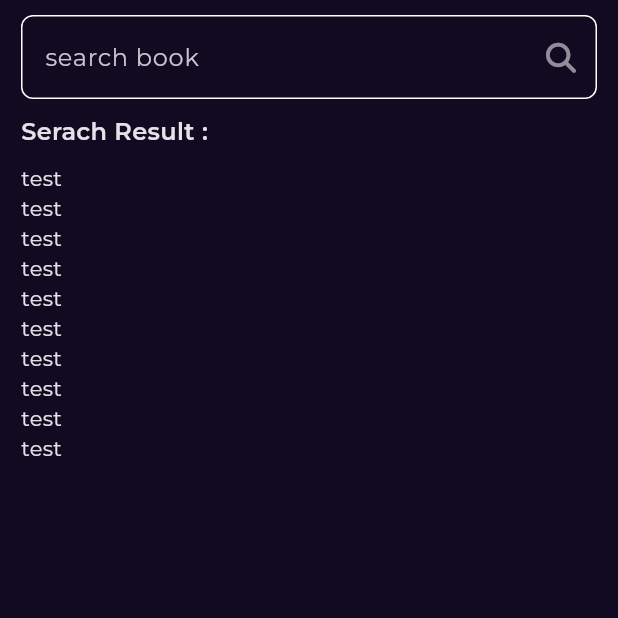
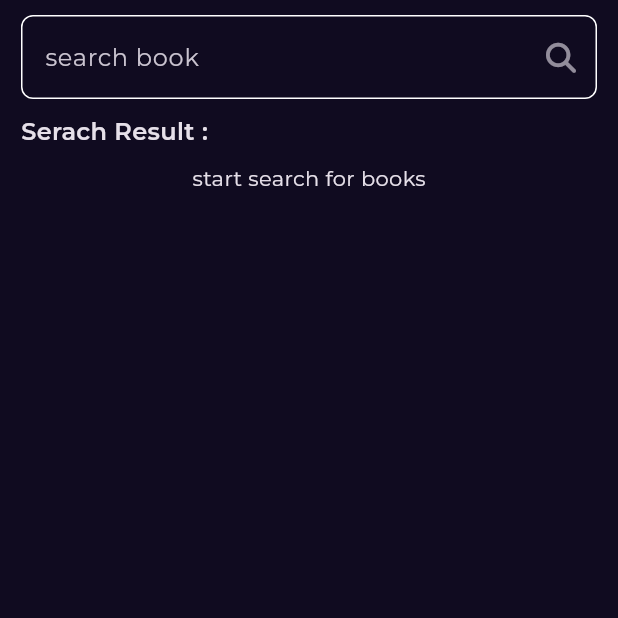
Before and after one commit to AliAttia635/Bookly, a Flutter app: the SearchView screen opened by its route, on a phone screen of 412 x 824 dp, the top half of it. Run offline on Flutter 3.47's test engine with Material 3 defaults, Android fonts, the phone set to English and light mode, and no system bars; our stand-ins replace bloc, cached_network_image, dartz, dio, equatable, flutter_bloc and 4 more; network calls fail.

Commit message:
ceate SearchBooks cubit and Search Books methods done

```diff
--- a/lib/core/constants/routes/app_router.dart
+++ b/lib/core/constants/routes/app_router.dart
@@ -1,6 +1,8 @@
 import 'package:bookly_app/core/constants/routes/routes.dart';
 import 'package:bookly_app/core/utils/service_locator.dart';
 import 'package:bookly_app/features/book_details/presentation/views/book_details_view.dart';
+import 'package:bookly_app/features/books_search/data/repos/search_repo_implementation.dart';
+import 'package:bookly_app/features/books_search/presentation/manager/serach_books_cubit/search_books_cubit.dart';
 import 'package:bookly_app/features/books_search/presentation/views/search_view.dart';
 import 'package:bookly_app/features/home/data/models/book_model/book_model.dart';
 import 'package:bookly_app/features/home/data/repos/home_repo.dart';
@@ -43,7 +45,11 @@ abstract class AppRouter {
       GoRoute(
         path: Routes.kSearchView,
         builder: (context, state) {
-          return const SearchView();
+          return BlocProvider(
+            create: (context) =>
+                SearchBooksCubit(getit.get<SearchRepoImplementation>()),
+            child: SearchView(),
+          );
         },
       ),
     ],
--- a/lib/core/utils/service_locator.dart
+++ b/lib/core/utils/service_locator.dart
@@ -1,4 +1,5 @@
 import 'package:bookly_app/core/utils/api_service.dart';
+import 'package:bookly_app/features/books_search/data/repos/search_repo_implementation.dart';
 import 'package:bookly_app/features/home/data/repos/home_repo_implementaion.dart';
 import 'package:dio/dio.dart';
 import 'package:get_it/get_it.dart';
@@ -7,6 +8,10 @@ final getit = GetIt.instance;
 
 void setupServiceLocator() {
   getit.registerSingleton<ApiService>(ApiService(Dio()));
+
   getit.registerSingleton<HomeRepoImplementaion>(
       HomeRepoImplementaion(getit.get<ApiService>()));
+
+  getit.registerSingleton<SearchRepoImplementation>(
+      SearchRepoImplementation(getit.get<ApiService>()));
 }
--- /dev/null
+++ b/lib/features/books_search/data/repos/serach_repo.dart
@@ -0,0 +1,8 @@
+import 'package:bookly_app/core/errors/failures.dart';
+import 'package:bookly_app/features/home/data/models/book_model/book_model.dart';
+import 'package:dartz/dartz.dart';
+
+abstract class SerachRepo {
+  Future<Either<Failure, List<BookModel>>> fetchSerachedBooks(
+      {required String bookName});
+}
--- /dev/null
+++ b/lib/features/books_search/presentation/manager/serach_books_cubit/search_books_cubit.dart
@@ -0,0 +1,26 @@
+import 'package:bloc/bloc.dart';
+import 'package:bookly_app/core/errors/failures.dart';
+import 'package:bookly_app/features/books_search/data/repos/serach_repo.dart';
+import 'package:bookly_app/features/home/data/models/book_model/book_model.dart';
+import 'package:dartz/dartz.dart';
+import 'package:equatable/equatable.dart';
+
+part 'search_books_state.dart';
+
+class SearchBooksCubit extends Cubit<SearchBooksState> {
+  SearchBooksCubit(this.serachRepo) : super(SearchBooksInitial());
+  final SerachRepo serachRepo;
+
+  Future<void> serachBooks({required String bookName}) async {
+    emit(SearchBooksLoading());
+
+    Either<Failure, List<BookModel>> result =
+        await serachRepo.fetchSerachedBooks(bookName: bookName);
+
+    return result.fold((failure) {
+      emit(SearchBooksFailure(errMessage: failure.errMessage));
+    }, (booksList) {
+      emit(SearchBooksSuccess(booksList: booksList));
+    });
+  }
+}
--- /dev/null
+++ b/lib/features/books_search/presentation/manager/serach_books_cubit/search_books_state.dart
@@ -0,0 +1,24 @@
+part of 'search_books_cubit.dart';
+
+abstract class SearchBooksState extends Equatable {
+  const SearchBooksState();
+
+  @override
+  List<Object> get props => [];
+}
+
+class SearchBooksInitial extends SearchBooksState {}
+
+class SearchBooksLoading extends SearchBooksState {}
+
+class SearchBooksSuccess extends SearchBooksState {
+  final List<BookModel> booksList;
+
+  const SearchBooksSuccess({required this.booksList});
+}
+
+class SearchBooksFailure extends SearchBooksState {
+  final String errMessage;
+
+  const SearchBooksFailure({required this.errMessage});
+}
--- a/lib/features/books_search/presentation/views/search_view.dart
+++ b/lib/features/books_search/presentation/views/search_view.dart
@@ -6,7 +6,7 @@ class SearchView extends StatelessWidget {
 
   @override
   Widget build(BuildContext context) {
-    return Scaffold(
+    return const Scaffold(
       body: SafeArea(child: SearchViewBody()),
     );
   }
--- a/lib/features/books_search/presentation/views/widgets/custom_text_field.dart
+++ b/lib/features/books_search/presentation/views/widgets/custom_text_field.dart
@@ -1,10 +1,13 @@
+import 'package:bookly_app/features/books_search/presentation/manager/serach_books_cubit/search_books_cubit.dart';
 import 'package:flutter/material.dart';
+import 'package:flutter_bloc/flutter_bloc.dart';
 import 'package:font_awesome_flutter/font_awesome_flutter.dart';
 
 class CustomTextField extends StatelessWidget {
-  const CustomTextField({
+  CustomTextField({
     super.key,
   });
+  var bookName;
 
   @override
   Widget build(BuildContext context) {
@@ -24,6 +27,9 @@ class CustomTextField extends StatelessWidget {
         focusedBorder: buildOutlineInuptBorder(),
         enabledBorder: buildOutlineInuptBorder(),
       ),
+      onChanged: (data) {
+        BlocProvider.of<SearchBooksCubit>(context).serachBooks(bookName: data);
+      },
     );
   }
 
--- /dev/null
+++ b/lib/features/books_search/presentation/views/widgets/list_view_search_result.dart
@@ -0,0 +1,41 @@
+import 'package:bookly_app/features/books_search/presentation/manager/serach_books_cubit/search_books_cubit.dart';
+import 'package:bookly_app/features/home/presentation/views/widgets/featured_item.dart';
+import 'package:bookly_app/features/home/presentation/views/widgets/neweset_books_item.dart';
+import 'package:flutter/material.dart';
+import 'package:flutter_bloc/flutter_bloc.dart';
+
+class ListViewSearchResult extends StatelessWidget {
+  const ListViewSearchResult({super.key});
+
+  @override
+  Widget build(BuildContext context) {
+    return BlocBuilder<SearchBooksCubit, SearchBooksState>(
+      builder: (context, state) {
+        if (state is SearchBooksFailure) {
+          return Center(
+            child: Text(state.errMessage),
+          );
+        } else if (state is SearchBooksLoading) {
+          return const Center(
+            child: CircularProgressIndicator(),
+          );
+        } else if (state is SearchBooksSuccess) {
+          return Expanded(
+            child: ListView.builder(
+              padding: EdgeInsets.zero,
+              itemCount: state.booksList.length,
+              itemBuilder: (context, index) {
+                // return NewestBooksItem();
+                return NewestBooksItem(bookModel: state.booksList[index]);
+              },
+            ),
+          );
+        } else {
+          return const Center(
+            child: Text("start search for books"),
+          );
+        }
+      },
+    );
+  }
+}
--- a/lib/features/books_search/presentation/views/widgets/search_view_body.dart
+++ b/lib/features/books_search/presentation/views/widgets/search_view_body.dart
@@ -1,5 +1,6 @@
 import 'package:bookly_app/core/themes/styles.dart';
 import 'package:bookly_app/features/books_search/presentation/views/widgets/custom_text_field.dart';
+import 'package:bookly_app/features/books_search/presentation/views/widgets/list_view_search_result.dart';
 import 'package:bookly_app/features/home/presentation/views/widgets/neweset_books_item.dart';
 
 import 'package:flutter/material.dart';
@@ -34,21 +35,3 @@ class SearchViewBody extends StatelessWidget {
     );
   }
 }
-
-class ListViewSearchResult extends StatelessWidget {
-  const ListViewSearchResult({super.key});
-
-  @override
-  Widget build(BuildContext context) {
-    return Expanded(
-      child: ListView.builder(
-        padding: EdgeInsets.zero,
-        itemCount: 10,
-        itemBuilder: (context, index) {
-          // return NewestBooksItem();
-          return Text("test");
-        },
-      ),
-    );
-  }
-}
--- a/lib/features/home/presentation/views/widgets/newest_book_details.dart
+++ b/lib/features/home/presentation/views/widgets/newest_book_details.dart
@@ -30,6 +30,8 @@ class NewestBookDetails extends StatelessWidget {
               bookModel.volumeInfo.authors.toString() == "null"
                   ? "No Author"
                   : bookModel.volumeInfo.authors![0],
+              overflow: TextOverflow.ellipsis,
+              maxLines: 2,
               style: Styles.textStyle14,
             ),
           ),
```
Also changed, not shown: lib/features/books_search/data/repos/search_repo_implementation.dart (added, +29 -0 lines).
